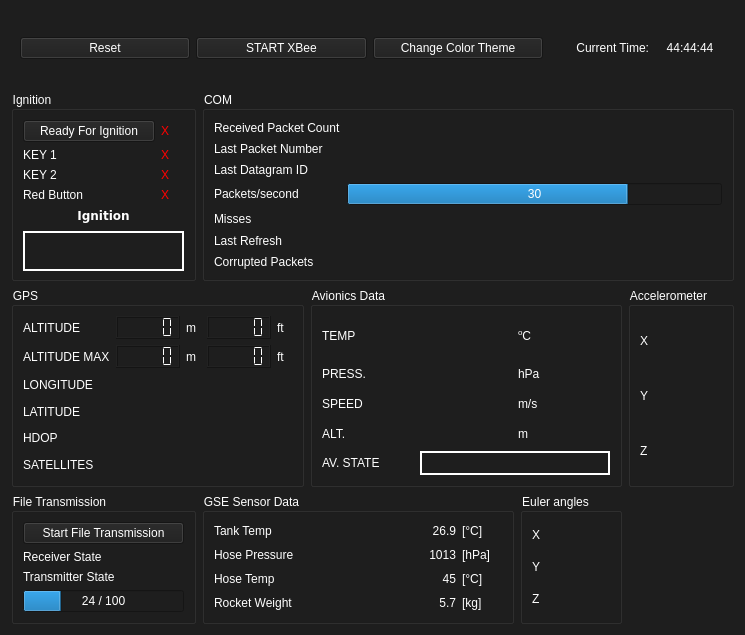
Old version of the form UI/ui_file/press_alt.ui in the repository MorgesHAB/ERT2020GS.
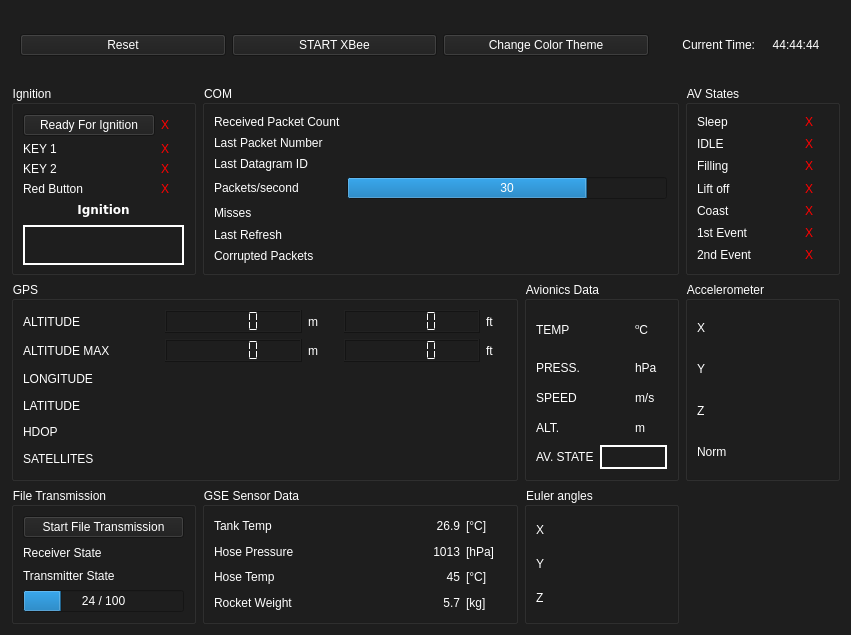
New version of the form. Icons and pictures are not drawn.

Commit message: new gui tabs implemented

Diff of the .ui file:
```diff
--- a/UI/ui_file/press_alt.ui
+++ b/UI/ui_file/press_alt.ui
@@ -6,7 +6,7 @@
    <rect>
     <x>0</x>
     <y>0</y>
-    <width>745</width>
+    <width>851</width>
     <height>635</height>
    </rect>
   </property>
@@ -33,218 +33,76 @@
 color: rgb(255, 255, 255);</string>
   </property>
   <layout class="QGridLayout" name="gridLayout_10">
-   <item row="1" column="0">
-    <widget class="QGroupBox" name="ignition_box">
+   <item row="4" column="3" rowspan="2">
+    <widget class="QGroupBox" name="euler_box">
      <property name="title">
-      <string>Ignition</string>
+      <string>Euler angles</string>
      </property>
-     <layout class="QGridLayout" name="gridLayout_2">
-      <item row="5" column="0" colspan="2">
-       <widget class="QFrame" name="frame">
-        <property name="minimumSize">
-         <size>
-          <width>0</width>
-          <height>40</height>
-         </size>
-        </property>
-        <property name="maximumSize">
-         <size>
-          <width>16777215</width>
-          <height>35</height>
-         </size>
-        </property>
-        <property name="styleSheet">
-         <string notr="true">border-color: rgb(255, 0, 0);
-gridline-color: rgb(255, 0, 0);</string>
-        </property>
-        <property name="frameShape">
-         <enum>QFrame::WinPanel</enum>
-        </property>
-        <property name="frameShadow">
-         <enum>QFrame::Plain</enum>
-        </property>
-        <layout class="QHBoxLayout" name="horizontalLayout">
-         <item>
-          <widget class="QLabel" name="code_3">
-           <property name="minimumSize">
-            <size>
-             <width>21</width>
-             <height>21</height>
-            </size>
-           </property>
-           <property name="text">
-            <string/>
-           </property>
-           <property name="alignment">
-            <set>Qt::AlignCenter</set>
-           </property>
-          </widget>
-         </item>
-         <item>
-          <widget class="QLabel" name="code_2">
-           <property name="minimumSize">
-            <size>
-             <width>21</width>
-             <height>21</height>
-            </size>
-           </property>
-           <property name="text">
-            <string/>
-           </property>
-           <property name="alignment">
-            <set>Qt::AlignCenter</set>
-           </property>
-          </widget>
-         </item>
-         <item>
-          <widget class="QLabel" name="code_1">
-           <property name="minimumSize">
-            <size>
-             <width>21</width>
-             <height>21</height>
-            </size>
-           </property>
-           <property name="text">
-            <string/>
-           </property>
-           <property name="alignment">
-            <set>Qt::AlignCenter</set>
-           </property>
-          </widget>
-         </item>
-         <item>
-          <widget class="QLabel" name="code_0">
-           <property name="minimumSize">
-            <size>
-             <width>21</width>
-             <height>21</height>
-            </size>
-           </property>
-           <property name="text">
-            <string/>
-           </property>
-           <property name="alignment">
-            <set>Qt::AlignCenter</set>
-           </property>
-          </widget>
-         </item>
-        </layout>
-       </widget>
-      </item>
+     <layout class="QGridLayout" name="gridLayout_6">
       <item row="0" column="1">
-       <widget class="QLabel" name="ready_ignition_panel">
-        <property name="minimumSize">
-         <size>
-          <width>23</width>
-          <height>0</height>
-         </size>
-        </property>
-        <property name="maximumSize">
-         <size>
-          <width>23</width>
-          <height>16777215</height>
-         </size>
-        </property>
-        <property name="styleSheet">
-         <string notr="true">color: rgb(255, 0, 0);</string>
-        </property>
+       <widget class="QLabel" name="euler_x_panel">
         <property name="text">
-         <string>X</string>
+         <string/>
         </property>
        </widget>
       </item>
-      <item row="2" column="0">
-       <widget class="QLabel" name="key_2_label">
+      <item row="1" column="1">
+       <widget class="QLabel" name="euler_y_panel">
         <property name="text">
-         <string>KEY 2</string>
-        </property>
-       </widget>
-      </item>
-      <item row="1" column="0">
-       <widget class="QLabel" name="key_1_label">
-        <property name="text">
-         <string>KEY 1</string>
+         <string/>
         </property>
        </widget>
       </item>
       <item row="0" column="0">
-       <widget class="QPushButton" name="ignition_button">
-        <property name="minimumSize">
+       <widget class="QLabel" name="euler_x_label">
+        <property name="maximumSize">
          <size>
-          <width>132</width>
-          <height>0</height>
+          <width>25</width>
+          <height>16777215</height>
          </size>
         </property>
-        <property name="styleSheet">
-         <string notr="true"/>
+        <property name="text">
+         <string>X</string>
         </property>
+       </widget>
+      </item>
+      <item row="1" column="0">
+       <widget class="QLabel" name="euler_y_label">
+        <property name="maximumSize">
+         <size>
+          <width>25</width>
+          <height>16777215</height>
+         </size>
+        </property>
         <property name="text">
-         <string>Ready For Ignition</string>
+         <string>Y</string>
+        </property>
+       </widget>
+      </item>
+      <item row="2" column="0">
+       <widget class="QLabel" name="euler_z_label">
+        <property name="maximumSize">
+         <size>
+          <width>25</width>
+          <height>16777215</height>
+         </size>
+        </property>
+        <property name="text">
+         <string>Z</string>
         </property>
        </widget>
       </item>
       <item row="2" column="1">
-       <widget class="QLabel" name="key_2_panel">
-        <property name="styleSheet">
-         <string notr="true">color: rgb(255, 0, 0);</string>
-        </property>
+       <widget class="QLabel" name="euler_z_panel">
         <property name="text">
-         <string>X</string>
-        </property>
-       </widget>
-      </item>
-      <item row="1" column="1">
-       <widget class="QLabel" name="key_1_panel">
-        <property name="styleSheet">
-         <string notr="true">color: rgb(255, 0, 0);</string>
-        </property>
-        <property name="text">
-         <string>X</string>
-        </property>
-       </widget>
-      </item>
-      <item row="3" column="0">
-       <widget class="QLabel" name="red_button_label">
-        <property name="text">
-         <string>Red Button</string>
-        </property>
-       </widget>
-      </item>
-      <item row="3" column="1">
-       <widget class="QLabel" name="red_button_panel">
-        <property name="styleSheet">
-         <string notr="true">color: rgb(255, 0, 0);</string>
-        </property>
-        <property name="text">
-         <string>X</string>
-        </property>
-       </widget>
-      </item>
-      <item row="4" column="0" colspan="2">
-       <widget class="QLabel" name="ignition_status_label">
-        <property name="font">
-         <font>
-          <family>Verdana</family>
-          <weight>75</weight>
-          <italic>false</italic>
-          <bold>true</bold>
-         </font>
-        </property>
-        <property name="autoFillBackground">
-         <bool>false</bool>
-        </property>
-        <property name="text">
-         <string>Ignition</string>
-        </property>
-        <property name="alignment">
-         <set>Qt::AlignCenter</set>
+         <string/>
         </property>
        </widget>
       </item>
      </layout>
     </widget>
    </item>
-   <item row="2" column="0" colspan="2">
+   <item row="3" column="0" colspan="3">
     <widget class="QGroupBox" name="gps_box">
      <property name="minimumSize">
       <size>
@@ -412,7 +270,7 @@
      </layout>
     </widget>
    </item>
-   <item row="2" column="2" colspan="3">
+   <item row="3" column="3">
     <widget class="QGroupBox" name="avionics_box">
      <property name="title">
       <string>Avionics Data</string>
@@ -531,85 +389,136 @@
      </layout>
     </widget>
    </item>
-   <item row="2" column="5">
-    <widget class="QGroupBox" name="accel_box">
+   <item row="4" column="1" rowspan="2" colspan="2">
+    <widget class="QGroupBox" name="groupBox">
      <property name="title">
-      <string>Accelerometer</string>
+      <string>GSE Sensor Data</string>
      </property>
-     <layout class="QGridLayout" name="gridLayout_7">
+     <layout class="QGridLayout" name="gridLayout">
+      <item row="0" column="1">
+       <widget class="QLabel" name="tank_temp_panel">
+        <property name="text">
+         <string>26.9</string>
+        </property>
+        <property name="alignment">
+         <set>Qt::AlignRight|Qt::AlignTrailing|Qt::AlignVCenter</set>
+        </property>
+       </widget>
+      </item>
+      <item row="0" column="2">
+       <widget class="QLabel" name="celcius_label2">
+        <property name="maximumSize">
+         <size>
+          <width>40</width>
+          <height>16777215</height>
+         </size>
+        </property>
+        <property name="text">
+         <string>[°C]</string>
+        </property>
+       </widget>
+      </item>
       <item row="0" column="0">
-       <widget class="QLabel" name="accel_x_label">
-        <property name="maximumSize">
-         <size>
-          <width>25</width>
-          <height>16777215</height>
-         </size>
-        </property>
+       <widget class="QLabel" name="tank_temp_label">
         <property name="text">
-         <string>X</string>
-        </property>
-       </widget>
-      </item>
-      <item row="2" column="0">
-       <widget class="QLabel" name="accel_z_label">
-        <property name="maximumSize">
-         <size>
-          <width>25</width>
-          <height>16777215</height>
-         </size>
-        </property>
-        <property name="text">
-         <string>Z</string>
+         <string>Tank Temp</string>
         </property>
        </widget>
       </item>
       <item row="1" column="0">
-       <widget class="QLabel" name="accel_y_label">
+       <widget class="QLabel" name="hose_pressure_label">
+        <property name="text">
+         <string>Hose Pressure</string>
+        </property>
+       </widget>
+      </item>
+      <item row="1" column="2">
+       <widget class="QLabel" name="hpa_panel">
         <property name="maximumSize">
          <size>
-          <width>25</width>
+          <width>40</width>
           <height>16777215</height>
          </size>
         </property>
         <property name="text">
-         <string>Y</string>
-        </property>
-       </widget>
-      </item>
-      <item row="0" column="1">
-       <widget class="QLabel" name="accel_x_panel">
-        <property name="frameShape">
-         <enum>QFrame::NoFrame</enum>
-        </property>
-        <property name="text">
-         <string/>
+         <string>[hPa]</string>
         </property>
        </widget>
       </item>
       <item row="1" column="1">
-       <widget class="QLabel" name="accel_y_panel">
-        <property name="frameShape">
-         <enum>QFrame::NoFrame</enum>
+       <widget class="QLabel" name="hose_pressure_panel">
+        <property name="text">
+         <string>1013</string>
         </property>
+        <property name="alignment">
+         <set>Qt::AlignRight|Qt::AlignTrailing|Qt::AlignVCenter</set>
+        </property>
+       </widget>
+      </item>
+      <item row="2" column="0">
+       <widget class="QLabel" name="hoes_temp_label">
         <property name="text">
-         <string/>
+         <string>Hose Temp</string>
+        </property>
+       </widget>
+      </item>
+      <item row="2" column="2">
+       <widget class="QLabel" name="celcius_label_2">
+        <property name="maximumSize">
+         <size>
+          <width>40</width>
+          <height>16777215</height>
+         </size>
+        </property>
+        <property name="text">
+         <string>[°C]</string>
+        </property>
+       </widget>
+      </item>
+      <item row="3" column="0">
+       <widget class="QLabel" name="rocket_weight_label">
+        <property name="text">
+         <string>Rocket Weight</string>
         </property>
        </widget>
       </item>
       <item row="2" column="1">
-       <widget class="QLabel" name="accel_z_panel">
-        <property name="frameShape">
-         <enum>QFrame::NoFrame</enum>
+       <widget class="QLabel" name="hose_temp_panel">
+        <property name="text">
+         <string>45</string>
         </property>
+        <property name="alignment">
+         <set>Qt::AlignRight|Qt::AlignTrailing|Qt::AlignVCenter</set>
+        </property>
+       </widget>
+      </item>
+      <item row="3" column="1">
+       <widget class="QLabel" name="rocket_weight_panel">
         <property name="text">
-         <string/>
+         <string>5.7</string>
+        </property>
+        <property name="alignment">
+         <set>Qt::AlignRight|Qt::AlignTrailing|Qt::AlignVCenter</set>
+        </property>
+       </widget>
+      </item>
+      <item row="3" column="2">
+       <widget class="QLabel" name="kg_label">
+        <property name="maximumSize">
+         <size>
+          <width>40</width>
+          <height>16777215</height>
+         </size>
+        </property>
+        <property name="text">
+         <string>[kg]</string>
         </property>
        </widget>
       </item>
      </layout>
     </widget>
    </item>
-   <item row="3" column="0">
+   <item row="4" column="0" rowspan="2">
     <widget class="QGroupBox" name="groupBox">
      <property name="title">
       <string>File Transmission</string>
@@ -687,7 +596,218 @@
      </layout>
     </widget>
    </item>
-   <item row="3" column="5">
+   <item row="1" column="0">
+    <widget class="QGroupBox" name="ignition_box">
+     <property name="title">
+      <string>Ignition</string>
+     </property>
+     <layout class="QGridLayout" name="gridLayout_2">
+      <item row="5" column="0" colspan="2">
+       <widget class="QFrame" name="frame">
+        <property name="minimumSize">
+         <size>
+          <width>0</width>
+          <height>40</height>
+         </size>
+        </property>
+        <property name="maximumSize">
+         <size>
+          <width>16777215</width>
+          <height>35</height>
+         </size>
+        </property>
+        <property name="styleSheet">
+         <string notr="true">border-color: rgb(255, 0, 0);
+gridline-color: rgb(255, 0, 0);</string>
+        </property>
+        <property name="frameShape">
+         <enum>QFrame::WinPanel</enum>
+        </property>
+        <property name="frameShadow">
+         <enum>QFrame::Plain</enum>
+        </property>
+        <layout class="QHBoxLayout" name="horizontalLayout">
+         <item>
+          <widget class="QLabel" name="code_3">
+           <property name="minimumSize">
+            <size>
+             <width>21</width>
+             <height>21</height>
+            </size>
+           </property>
+           <property name="text">
+            <string/>
+           </property>
+           <property name="alignment">
+            <set>Qt::AlignCenter</set>
+           </property>
+          </widget>
+         </item>
+         <item>
+          <widget class="QLabel" name="code_2">
+           <property name="minimumSize">
+            <size>
+             <width>21</width>
+             <height>21</height>
+            </size>
+           </property>
+           <property name="text">
+            <string/>
+           </property>
+           <property name="alignment">
+            <set>Qt::AlignCenter</set>
+           </property>
+          </widget>
+         </item>
+         <item>
+          <widget class="QLabel" name="code_1">
+           <property name="minimumSize">
+            <size>
+             <width>21</width>
+             <height>21</height>
+            </size>
+           </property>
+           <property name="text">
+            <string/>
+           </property>
+           <property name="alignment">
+            <set>Qt::AlignCenter</set>
+           </property>
+          </widget>
+         </item>
+         <item>
+          <widget class="QLabel" name="code_0">
+           <property name="minimumSize">
+            <size>
+             <width>21</width>
+             <height>21</height>
+            </size>
+           </property>
+           <property name="text">
+            <string/>
+           </property>
+           <property name="alignment">
+            <set>Qt::AlignCenter</set>
+           </property>
+          </widget>
+         </item>
+        </layout>
+       </widget>
+      </item>
+      <item row="0" column="1">
+       <widget class="QLabel" name="ready_ignition_panel">
+        <property name="minimumSize">
+         <size>
+          <width>23</width>
+          <height>0</height>
+         </size>
+        </property>
+        <property name="maximumSize">
+         <size>
+          <width>23</width>
+          <height>16777215</height>
+         </size>
+        </property>
+        <property name="styleSheet">
+         <string notr="true">color: rgb(255, 0, 0);</string>
+        </property>
+        <property name="text">
+         <string>X</string>
+        </property>
+       </widget>
+      </item>
+      <item row="2" column="0">
+       <widget class="QLabel" name="key_2_label">
+        <property name="text">
+         <string>KEY 2</string>
+        </property>
+       </widget>
+      </item>
+      <item row="1" column="0">
+       <widget class="QLabel" name="key_1_label">
+        <property name="text">
+         <string>KEY 1</string>
+        </property>
+       </widget>
+      </item>
+      <item row="0" column="0">
+       <widget class="QPushButton" name="ignition_button">
+        <property name="minimumSize">
+         <size>
+          <width>132</width>
+          <height>0</height>
+         </size>
+        </property>
+        <property name="styleSheet">
+         <string notr="true"/>
+        </property>
+        <property name="text">
+         <string>Ready For Ignition</string>
+        </property>
+       </widget>
+      </item>
+      <item row="2" column="1">
+       <widget class="QLabel" name="key_2_panel">
+        <property name="styleSheet">
+         <string notr="true">color: rgb(255, 0, 0);</string>
+        </property>
+        <property name="text">
+         <string>X</string>
+        </property>
+       </widget>
+      </item>
+      <item row="1" column="1">
+       <widget class="QLabel" name="key_1_panel">
+        <property name="styleSheet">
+         <string notr="true">color: rgb(255, 0, 0);</string>
+        </property>
+        <property name="text">
+         <string>X</string>
+        </property>
+       </widget>
+      </item>
+      <item row="3" column="0">
+       <widget class="QLabel" name="red_button_label">
+        <property name="text">
+         <string>Red Button</string>
+        </property>
+       </widget>
+      </item>
+      <item row="3" column="1">
+       <widget class="QLabel" name="red_button_panel">
+        <property name="styleSheet">
+         <string notr="true">color: rgb(255, 0, 0);</string>
+        </property>
+        <property name="text">
+         <string>X</string>
+        </property>
+       </widget>
+      </item>
+      <item row="4" column="0" colspan="2">
+       <widget class="QLabel" name="ignition_status_label">
+        <property name="font">
+         <font>
+          <family>Verdana</family>
+          <weight>75</weight>
+          <italic>false</italic>
+          <bold>true</bold>
+         </font>
+        </property>
+        <property name="autoFillBackground">
+         <bool>false</bool>
+        </property>
+        <property name="text">
+         <string>Ignition</string>
+        </property>
+        <property name="alignment">
+         <set>Qt::AlignCenter</set>
+        </property>
+       </widget>
+      </item>
+     </layout>
+    </widget>
+   </item>
+   <item row="4" column="4" rowspan="2">
     <widget class="QLabel" name="logo">
      <property name="toolTip">
       <string>&lt;html&gt;&lt;head/&gt;&lt;body&gt;&lt;p&gt;Project Bella Lui 2020&lt;/p&gt;&lt;/body&gt;&lt;/html&gt;</string>
@@ -702,10 +822,10 @@
      </property>
     </widget>
    </item>
-   <item row="0" column="0" colspan="6">
-    <widget class="QWidget" name="widget" native="true">
+   <item row="0" column="0" colspan="5">
+    <widget class="QWidget" name="upper_widget" native="true">
      <layout class="QGridLayout" name="gridLayout_5">
-      <item row="0" column="4">
+      <item row="0" column="5">
        <widget class="QLabel" name="time_panel">
         <property name="minimumSize">
          <size>
@@ -750,22 +870,6 @@
         </property>
        </widget>
       </item>
-      <item row="0" column="3">
-       <widget class="QLabel" name="current_time_label">
-        <property name="maximumSize">
-         <size>
-          <width>100</width>
-          <height>16777215</height>
-         </size>
-        </property>
-        <property name="text">
-         <string>Current Time:</string>
-        </property>
-        <property name="alignment">
-         <set>Qt::AlignRight|Qt::AlignTrailing|Qt::AlignVCenter</set>
-        </property>
-       </widget>
-      </item>
       <item row="0" column="0">
        <widget class="QPushButton" name="reset_button">
         <property name="toolTip">
@@ -776,31 +880,33 @@
         </property>
        </widget>
       </item>
+      <item row="0" column="4">
+       <widget class="QLabel" name="current_time_label">
+        <property name="maximumSize">
+         <size>
+          <width>100</width>
+          <height>16777215</height>
+         </size>
+        </property>
+        <property name="text">
+         <string>Current Time:</string>
+        </property>
+        <property name="alignment">
+         <set>Qt::AlignRight|Qt::AlignTrailing|Qt::AlignVCenter</set>
+        </property>
+       </widget>
+      </item>
      </layout>
     </widget>
    </item>
    <item row="3" column="4">
-    <widget class="QGroupBox" name="euler_box">
+    <widget class="QGroupBox" name="accel_box">
      <property name="title">
-      <string>Euler angles</string>
+      <string>Accelerometer</string>
      </property>
-     <layout class="QGridLayout" name="gridLayout_6">
-      <item row="0" column="1">
-       <widget class="QLabel" name="euler_x_panel">
-        <property name="text">
-         <string/>
-        </property>
-       </widget>
-      </item>
-      <item row="1" column="1">
-       <widget class="QLabel" name="euler_y_panel">
-        <property name="text">
-         <string/>
-        </property>
-       </widget>
-      </item>
+     <layout class="QGridLayout" name="gridLayout_7">
       <item row="0" column="0">
-       <widget class="QLabel" name="euler_x_label">
+       <widget class="QLabel" name="accel_x_label">
         <property name="maximumSize">
          <size>
           <width>25</width>
@@ -812,21 +918,8 @@
         </property>
        </widget>
       </item>
-      <item row="1" column="0">
-       <widget class="QLabel" name="euler_y_label">
-        <property name="maximumSize">
-         <size>
-          <width>25</width>
-          <height>16777215</height>
-         </size>
-        </property>
-        <property name="text">
-         <string>Y</string>
-        </property>
-       </widget>
-      </item>
       <item row="2" column="0">
-       <widget class="QLabel" name="euler_z_label">
+       <widget class="QLabel" name="accel_z_label">
         <property name="maximumSize">
          <size>
           <width>25</width>
@@ -838,17 +931,282 @@
         </property>
        </widget>
       </item>
+      <item row="1" column="0">
+       <widget class="QLabel" name="accel_y_label">
+        <property name="maximumSize">
+         <size>
+          <width>25</width>
+          <height>16777215</height>
+         </size>
+        </property>
+        <property name="text">
+         <string>Y</string>
+        </property>
+       </widget>
+      </item>
+      <item row="0" column="1">
+       <widget class="QLabel" name="accel_x_panel">
+        <property name="frameShape">
+         <enum>QFrame::NoFrame</enum>
+        </property>
+        <property name="text">
+         <string/>
+        </property>
+       </widget>
+      </item>
+      <item row="1" column="1">
+       <widget class="QLabel" name="accel_y_panel">
+        <property name="frameShape">
+         <enum>QFrame::NoFrame</enum>
+        </property>
+        <property name="text">
+         <string/>
+        </property>
+       </widget>
+      </item>
       <item row="2" column="1">
-       <widget class="QLabel" name="euler_z_panel">
+       <widget class="QLabel" name="accel_z_panel">
+        <property name="frameShape">
+         <enum>QFrame::NoFrame</enum>
+        </property>
         <property name="text">
          <string/>
         </property>
        </widget>
       </item>
+      <item row="3" column="0">
+       <widget class="QLabel" name="norm_label">
+        <property name="text">
+         <string>Norm</string>
+        </property>
+       </widget>
+      </item>
+      <item row="3" column="1">
+       <widget class="QLabel" name="norm_panel">
+        <property name="text">
+         <string/>
+        </property>
+       </widget>
+      </item>
      </layout>
     </widget>
    </item>
-   <item row="1" column="1" colspan="5">
+   <item row="1" column="4">
+    <widget class="QGroupBox" name="av_states_box">
+     <property name="title">
+      <string>AV States</string>
+     </property>
+     <layout class="QGridLayout" name="gridLayout_11">
+      <item row="13" column="1">
+       <widget class="QLabel" name="second_event_ok_panel">
+        <property name="minimumSize">
+         <size>
+          <width>23</width>
+          <height>0</height>
+         </size>
+        </property>
+        <property name="maximumSize">
+         <size>
+          <width>23</width>
+          <height>16777215</height>
+         </size>
+        </property>
+        <property name="styleSheet">
+         <string notr="true">color: rgb(255, 0, 0);</string>
+        </property>
+        <property name="text">
+         <string>X</string>
+        </property>
+       </widget>
+      </item>
+      <item row="12" column="1">
+       <widget class="QLabel" name="first_event_ok_panel">
+        <property name="minimumSize">
+         <size>
+          <width>23</width>
+          <height>0</height>
+         </size>
+        </property>
+        <property name="maximumSize">
+         <size>
+          <width>23</width>
+          <height>16777215</height>
+         </size>
+        </property>
+        <property name="styleSheet">
+         <string notr="true">color: rgb(255, 0, 0);</string>
+        </property>
+        <property name="text">
+         <string>X</string>
+        </property>
+       </widget>
+      </item>
+      <item row="4" column="1">
+       <widget class="QLabel" name="idle_state_ok_panel">
+        <property name="minimumSize">
+         <size>
+          <width>23</width>
+          <height>0</height>
+         </size>
+        </property>
+        <property name="maximumSize">
+         <size>
+          <width>23</width>
+          <height>16777215</height>
+         </size>
+        </property>
+        <property name="styleSheet">
+         <string notr="true">color: rgb(255, 0, 0);</string>
+        </property>
+        <property name="text">
+         <string>X</string>
+        </property>
+       </widget>
+      </item>
+      <item row="8" column="1">
+       <widget class="QLabel" name="coast_state_ok_panel">
+        <property name="minimumSize">
+         <size>
+          <width>23</width>
+          <height>0</height>
+         </size>
+        </property>
+        <property name="maximumSize">
+         <size>
+          <width>23</width>
+          <height>16777215</height>
+         </size>
+        </property>
+        <property name="styleSheet">
+         <string notr="true">color: rgb(255, 0, 0);</string>
+        </property>
+        <property name="text">
+         <string>X</string>
+        </property>
+       </widget>
+      </item>
+      <item row="12" column="0">
+       <widget class="QLabel" name="first_event_label">
+        <property name="text">
+         <string>1st Event</string>
+        </property>
+       </widget>
+      </item>
+      <item row="13" column="0">
+       <widget class="QLabel" name="second_event_label">
+        <property name="text">
+         <string>2nd Event</string>
+        </property>
+       </widget>
+      </item>
+      <item row="3" column="1">
+       <widget class="QLabel" name="sleep_state_ok_panel">
+        <property name="minimumSize">
+         <size>
+          <width>23</width>
+          <height>0</height>
+         </size>
+        </property>
+        <property name="maximumSize">
+         <size>
+          <width>23</width>
+          <height>16777215</height>
+         </size>
+        </property>
+        <property name="styleSheet">
+         <string notr="true">color: rgb(255, 0, 0);</string>
+        </property>
+        <property name="text">
+         <string>X</string>
+        </property>
+       </widget>
+      </item>
+      <item row="3" column="0">
+       <widget class="QLabel" name="sleep_label">
+        <property name="text">
+         <string>Sleep</string>
+        </property>
+       </widget>
+      </item>
+      <item row="5" column="0">
+       <widget class="QLabel" name="filling_label">
+        <property name="text">
+         <string>Filling</string>
+        </property>
+       </widget>
+      </item>
+      <item row="5" column="1">
+       <widget class="QLabel" name="filling_state_ok_panel">
+        <property name="minimumSize">
+         <size>
+          <width>23</width>
+          <height>0</height>
+         </size>
+        </property>
+        <property name="maximumSize">
+         <size>
+          <width>23</width>
+          <height>16777215</height>
+         </size>
+        </property>
+        <property name="styleSheet">
+         <string notr="true">color: rgb(255, 0, 0);</string>
+        </property>
+        <property name="text">
+         <string>X</string>
+        </property>
+       </widget>
+      </item>
+      <item row="4" column="0">
+       <widget class="QLabel" name="idle_label">
+        <property name="styleSheet">
+         <string notr="true"/>
+        </property>
+        <property name="text">
+         <string>IDLE</string>
+        </property>
+       </widget>
+      </item>
+      <item row="6" column="0">
+       <widget class="QLabel" name="liftoff_label">
+        <property name="text">
+         <string>Lift off</string>
+        </property>
+       </widget>
+      </item>
+      <item row="6" column="1">
+       <widget class="QLabel" name="liftoff_state_ok_panel">
+        <property name="minimumSize">
+         <size>
+          <width>23</width>
+          <height>0</height>
+         </size>
+        </property>
+        <property name="maximumSize">
+         <size>
+          <width>23</width>
+          <height>16777215</height>
+         </size>
+        </property>
+        <property name="styleSheet">
+         <string notr="true">color: rgb(255, 0, 0);</string>
+        </property>
+        <property name="text">
+         <string>X</string>
+        </property>
+       </widget>
+      </item>
+      <item row="8" column="0">
+       <widget class="QLabel" name="coast_label">
+        <property name="text">
+         <string>Coast</string>
+        </property>
+       </widget>
+      </item>
+     </layout>
+    </widget>
+   </item>
+   <item row="1" column="1" colspan="3">
     <widget class="QGroupBox" name="com_box">
      <property name="title">
       <string>COM</string>
@@ -997,135 +1355,6 @@
      </layout>
     </widget>
    </item>
-   <item row="3" column="1" colspan="3">
-    <widget class="QGroupBox" name="groupBox">
-     <property name="title">
-      <string>GSE Sensor Data</string>
-     </property>
-     <layout class="QGridLayout" name="gridLayout">
-      <item row="0" column="1">
-       <widget class="QLabel" name="tank_temp_panel">
-        <property name="text">
-         <string>26.9</string>
-        </property>
-        <property name="alignment">
-         <set>Qt::AlignRight|Qt::AlignTrailing|Qt::AlignVCenter</set>
-        </property>
-       </widget>
-      </item>
-      <item row="0" column="2">
-       <widget class="QLabel" name="celcius_label2">
-        <property name="maximumSize">
-         <size>
-          <width>40</width>
-          <height>16777215</height>
-         </size>
-        </property>
-        <property name="text">
-         <string>[°C]</string>
-        </property>
-       </widget>
-      </item>
-      <item row="0" column="0">
-       <widget class="QLabel" name="tank_temp_label">
-        <property name="text">
-         <string>Tank Temp</string>
-        </property>
-       </widget>
-      </item>
-      <item row="1" column="0">
-       <widget class="QLabel" name="hose_pressure_label">
-        <property name="text">
-         <string>Hose Pressure</string>
-        </property>
-       </widget>
-      </item>
-      <item row="1" column="2">
-       <widget class="QLabel" name="hpa_panel">
-        <property name="maximumSize">
-         <size>
-          <width>40</width>
-          <height>16777215</height>
-         </size>
-        </property>
-        <property name="text">
-         <string>[hPa]</string>
-        </property>
-       </widget>
-      </item>
-      <item row="1" column="1">
-       <widget class="QLabel" name="hose_pressure_panel">
-        <property name="text">
-         <string>1013</string>
-        </property>
-        <property name="alignment">
-         <set>Qt::AlignRight|Qt::AlignTrailing|Qt::AlignVCenter</set>
-        </property>
-       </widget>
-      </item>
-      <item row="2" column="0">
-       <widget class="QLabel" name="hoes_temp_label">
-        <property name="text">
-         <string>Hose Temp</string>
-        </property>
-       </widget>
-      </item>
-      <item row="2" column="2">
-       <widget class="QLabel" name="celcius_label_2">
-        <property name="maximumSize">
-         <size>
-          <width>40</width>
-          <height>16777215</height>
-         </size>
-        </property>
-        <property name="text">
-         <string>[°C]</string>
-        </property>
-       </widget>
-      </item>
-      <item row="3" column="0">
-       <widget class="QLabel" name="rocket_weight_label">
-        <property name="text">
-         <string>Rocket Weight</string>
-        </property>
-       </widget>
-      </item>
-      <item row="2" column="1">
-       <widget class="QLabel" name="hose_temp_panel">
-        <property name="text">
-         <string>45</string>
-        </property>
-        <property name="alignment">
-         <set>Qt::AlignRight|Qt::AlignTrailing|Qt::AlignVCenter</set>
-        </property>
-       </widget>
-      </item>
-      <item row="3" column="1">
-       <widget class="QLabel" name="rocket_weight_panel">
-        <property name="text">
-         <string>5.7</string>
-        </property>
-        <property name="alignment">
-         <set>Qt::AlignRight|Qt::AlignTrailing|Qt::AlignVCenter</set>
-        </property>
-       </widget>
-      </item>
-      <item row="3" column="2">
-       <widget class="QLabel" name="kg_label">
-        <property name="maximumSize">
-         <size>
-          <width>40</width>
-          <height>16777215</height>
-         </size>
-        </property>
-        <property name="text">
-         <string>[kg]</string>
-        </property>
-       </widget>
-      </item>
-     </layout>
-    </widget>
-   </item>
   </layout>
  </widget>
  <resources>
```
